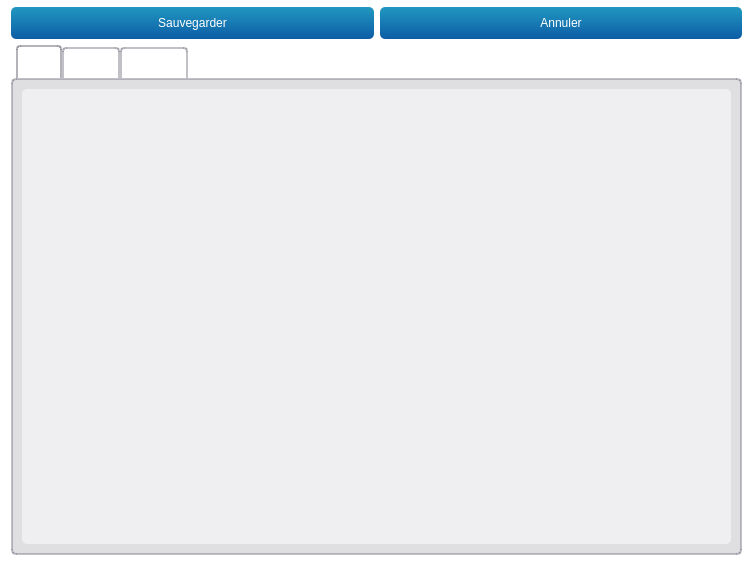
introlab/opentera, file teraplus/client/src/editors/SiteWidget.ui: the form before one commit.
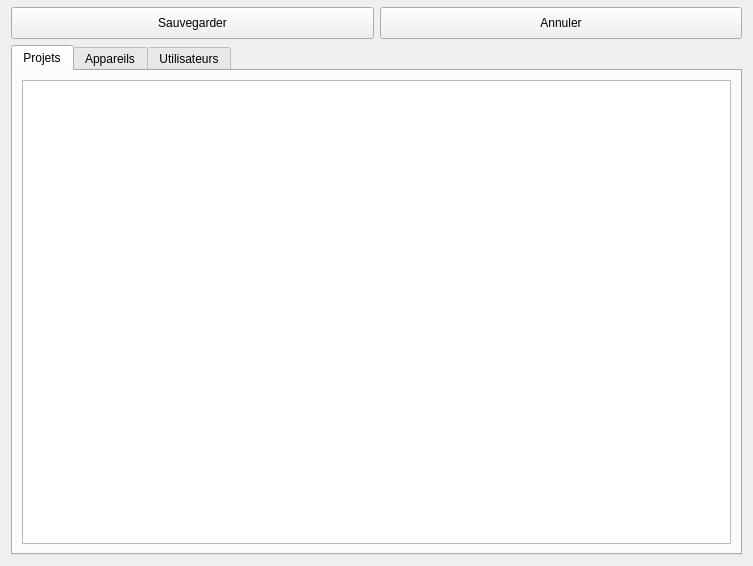
The form after the commit. Icons and pictures are not drawn. Custom widgets are drawn as their Qt base class.

What changed in the file:
```diff
--- a/teraplus/client/src/editors/SiteWidget.ui
+++ b/teraplus/client/src/editors/SiteWidget.ui
@@ -14,7 +14,8 @@
    <string>Form</string>
   </property>
   <property name="styleSheet">
-   <string notr="true">QPushButton#btnConnect{background-color:rgb(80,180,80)}
+   <string notr="true">/*
+QPushButton#btnConnect{background-color:rgb(80,180,80)}
 QWidget{background-color: rgba(0,0,0,0);color:white;border-radius:5px}
 QWidget#mainWidget{background-color:rgba(128,128,128,25%);}
 QWidget#frmProfile,QWidget#pageProfile{background-color:rgba(108,8,156,25%);}
@@ -67,23 +68,17 @@
 QWidget#lineBoth{background-color:rgb(255,0,255);}
 
 
-QTabWidget::pane { /* The tab widget frame */
-	/*background-color:  rgba(0,128,200,30%);*/
-	/* background: qlineargradient(x1: 0, y1: 0, x2: 0, y2: 1,
-                                 stop: 0  rgba(0,128,200,50%), 
-								stop: 0.5  rgba(0,128,200,25%)
-								stop: 1.0  rgba(0,128,200,25%));*/
+QTabWidget::pane { 
 	background-color: rgba(128,128,140,25%);
 	border-radius: 5px;
     border: 2px solid rgba(128,128,140,50%);
  }
 
  QTabWidget::tab-bar {
-     left: 5px; /* move to the right by 5px */
+     left: 5px; 
  }
 
-/* Style the tab using the tab sub-control. Note that
-     it reads QTabBar _not_ QTabWidget */
+
  QTabBar::tab,QTableWidget::tab,QHeaderView::section {
      background: qlineargradient(x1: 0, y1: 0, x2: 0, y2: 1,
                                  stop: 0  rgba(128,128,140,50%),  stop: 1.0  rgba(128,128,140,25%));
@@ -96,20 +91,20 @@
  }
 
  QTabBar::tab:selected, QTabBar::tab:hover {
-/*     background-color: rgba(0,128,200,70%);*/
+
 background: qlineargradient(x1: 0, y1: 0, x2: 0, y2: 1,
                                  stop: 0  rgba(128,128,140,70%),  stop: 1.0  rgba(128,128,140,50%));
  }
 
  QTabBar::tab:selected {
      border-color:rgba(128,128,140,60%);
-     border-bottom-color:rgba(128,128,140,60%); /* same as pane color */
+     border-bottom-color:rgba(128,128,140,60%); 
  }
 
  QTabBar::tab:!selected {
-     margin-top: 2px; /* make non-selected tabs look smaller */
+     margin-top: 2px;
  }
-
+*/
 
 </string>
   </property>
```
